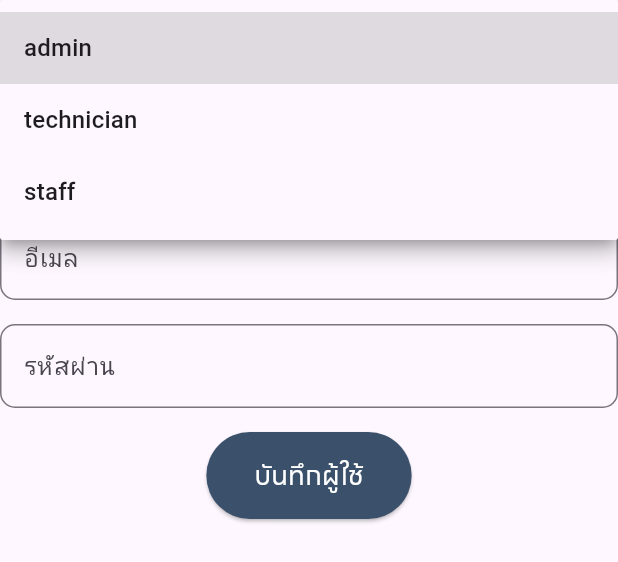
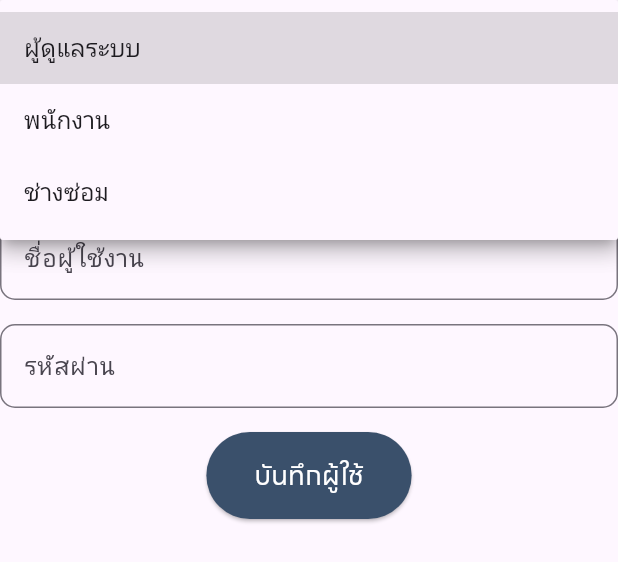
Before and after one commit to xzzdz/hotel_web, a Flutter app: the AddUserForm widget shown alone on an empty page, opened directly with empty values, after a tap on "ตำแหน่ง", on a phone screen of 412 x 824 dp. Shown: the top 562 px of the screen. Run offline on Flutter 3.47's test engine with Material 3 defaults, Android fonts, the light colour scheme and no system bars; our stand-ins replace fl_chart, shared_preferences; accounts and stored records are empty; network calls fail.

```diff
--- a/lib/constant/form_add_users.dart
+++ b/lib/constant/form_add_users.dart
@@ -41,7 +41,7 @@ class _AddUserFormState extends State<AddUserForm> {
               labelText: 'ตำแหน่ง',
               border: OutlineInputBorder(),
             ),
-            items: ['admin', 'technician', 'staff'].map((role) {
+            items: ['ผู้ดูแลระบบ', 'พนักงาน', 'ช่างซ่อม'].map((role) {
               return DropdownMenuItem<String>(
                 value: role,
                 child: Text(role),
@@ -65,14 +65,14 @@ class _AddUserFormState extends State<AddUserForm> {
           TextFormField(
             controller: widget.nameController,
             decoration: const InputDecoration(
-              labelText: 'ชื่อ',
+              labelText: 'ชื่อ - นามสกุล',
               border: OutlineInputBorder(
                 borderRadius: BorderRadius.all(Radius.circular(10.0)),
               ),
             ),
             validator: (value) {
               if (value == null || value.isEmpty) {
-                return 'กรุณากรอกชื่อ';
+                return 'กรุณากรอกชื่อ - นามสกุล';
               }
               return null;
             },
@@ -83,14 +83,14 @@ class _AddUserFormState extends State<AddUserForm> {
           TextFormField(
             controller: widget.emailController,
             decoration: const InputDecoration(
-              labelText: 'อีเมล',
+              labelText: 'ชื่อผู้ใช้งาน',
               border: OutlineInputBorder(
                 borderRadius: BorderRadius.all(Radius.circular(10.0)),
               ),
             ),
             validator: (value) {
               if (value == null || value.isEmpty) {
-                return 'กรุณากรอกอีเมล';
+                return 'กรุณากรอกชื่อผู้ใช้งาน';
               }
               return null;
             },
--- a/lib/constant/sidebar.dart
+++ b/lib/constant/sidebar.dart
@@ -80,7 +80,7 @@ class Sidebar extends StatelessWidget {
             ),
           ),
           // เงื่อนไขสำหรับการแสดงเมนูจัดการผู้ใช้งาน
-          if (role == "admin") ...[
+          if (role == "ผู้ดูแลระบบ") ...[
             ListTile(
               leading: const Icon(Icons.dashboard),
               title: const Text("รายงานสรุป",
@@ -125,7 +125,7 @@ class Sidebar extends StatelessWidget {
           ),
           const Divider(),
           // เงื่อนไขสำหรับการแสดงเมนูจัดการผู้ใช้งาน
-          if (role == "admin") ...[
+          if (role == "ผู้ดูแลระบบ") ...[
             ListTile(
               leading: const Icon(Icons.person),
               title: const Text("จัดการผู้ใช้งาน",
--- a/lib/screens/detail.dart
+++ b/lib/screens/detail.dart
@@ -53,6 +53,7 @@ class _DetailState extends State<Detail> {
         setState(() {
           currentStatus = data['report']['status'];
           assignedTo = data['report']['assigned_to'];
+          username = data['report']['username']; // ดึงข้อมูล username
         });
       } else {
         _showSnackBar('เกิดข้อผิดพลาด: ${data['message']}');
@@ -143,20 +144,23 @@ class _DetailState extends State<Detail> {
                         child: ListView(
                           children: [
                             _buildDetailItem('รหัสแจ้งซ่อม', widget.item['id']),
+                            _buildDetailItem(
+                                'ผู้แจ้ง', username ?? '-'), // ใช้ username
                             _buildDetailItem('ประเภท', widget.item['type']),
                             _buildDetailItem(
                                 'รายละเอียด', widget.item['detail']),
                             _buildDetailItem('สถานะ', currentStatus ?? '-'),
                             _buildDetailItem('วันที่แจ้ง', widget.item['date']),
+
                             if (assignedTo != null && assignedTo!.isNotEmpty)
                               _buildDetailItem('ผู้รับงาน', assignedTo ?? '-'),
                             const SizedBox(height: 20),
-                            // ปุ่ม Action
-                            if (currentStatus == "รอดำเนินการ")
-                              _buildActionButton("รับงาน", "กำลังดำเนินการ"),
-                            if (currentStatus == "กำลังดำเนินการ" &&
-                                assignedTo == currentUserName)
-                              _buildActionButton("เสร็จสิ้น", "เสร็จสิ้น"),
+                            // // ปุ่ม Action
+                            // if (currentStatus == "รอดำเนินการ")
+                            //   _buildActionButton("รับงาน", "กำลังดำเนินการ"),
+                            // if (currentStatus == "กำลังดำเนินการ" &&
+                            //     assignedTo == currentUserName)
+                            //   _buildActionButton("เสร็จสิ้น", "เสร็จสิ้น"),//////function รับงานและเสร็จสิ้น
                           ],
                         ),
                       ),
--- a/lib/screens/login.dart
+++ b/lib/screens/login.dart
@@ -55,7 +55,7 @@ class _LoginState extends State<Login> {
     } else if (data['status'] == "success") {
       // print("Name from API: ${data['name']}"); // ตรวจสอบค่าที่ได้จาก API
       String role = data['role']; // รับค่า role จาก API
-      if (role == "admin" || role == "staff") {
+      if (role == "ผู้ดูแลระบบ" || role == "พนักงาน") {
         // บันทึกชื่อผู้ใช้ลงใน shared_preferences
         SharedPreferences prefs = await SharedPreferences.getInstance();
         await prefs.setBool('isLoggedIn', true);
--- a/lib/screens/manageusers.dart
+++ b/lib/screens/manageusers.dart
@@ -22,9 +22,9 @@ class _AddUsersState extends State<ManageUsers> {
   String? selectedRole = 'ทั้งหมด';
   List<String> roles = [
     'ทั้งหมด',
-    'admin',
-    'staff',
-    'technician',
+    'ผู้ดูแลระบบ',
+    'พนักงาน',
+    'ช่างซ่อม',
   ];
 
   List<dynamic> users = [];
@@ -356,9 +356,10 @@ class _AddUsersState extends State<ManageUsers> {
                                                               emailController,
                                                           decoration:
                                                               const InputDecoration(
-                                                            labelText: 'อีเมล',
+                                                            labelText:
+                                                                'ชื่อผู้ใช้งาน',
                                                             hintText:
-                                                                'ใส่อีเมล',
+                                                                'ใส่ชื่อผู้ใช้งาน',
                                                             border:
                                                                 UnderlineInputBorder(),
                                                           ),
@@ -367,7 +368,7 @@ class _AddUsersState extends State<ManageUsers> {
                                                                 value
                                                                     .trim()
                                                                     .isEmpty) {
-                                                              return 'กรุณาใส่อีเมล';
+                                                              return 'กรุณาใส่ชื่อผู้ใช้งาน';
                                                             }
 
                                                             return null;
@@ -387,9 +388,9 @@ class _AddUsersState extends State<ManageUsers> {
                                                                   .text
                                                               : null,
                                                           items: [
-                                                            'admin',
-                                                            'technician',
-                                                            'staff'
+                                                            'ผู้ดูแลระบบ',
+                                                            'พนักงาน',
+                                                            'ช่างซ่อม'
                                                           ].map((role) {
                                                             return DropdownMenuItem(
                                                               value: role,
@@ -402,7 +403,8 @@ class _AddUsersState extends State<ManageUsers> {
                                                           },
                                                           decoration:
                                                               const InputDecoration(
-                                                            labelText: 'Role',
+                                                            labelText:
+                                                                'ตำแหน่งงาน',
                                                             border:
                                                                 UnderlineInputBorder(),
                                                           ),
@@ -411,7 +413,7 @@ class _AddUsersState extends State<ManageUsers> {
                                                                 value
                                                                     .trim()
                                                                     .isEmpty) {
-                                                              return 'กรุณาเลือก Role';
+                                                              return 'กรุณาเลือก ตำแหน่งงาน';
                                                             }
                                                             return null;
                                                           },
@@ -427,7 +429,7 @@ class _AddUsersState extends State<ManageUsers> {
                                                           decoration:
                                                               const InputDecoration(
                                                             labelText:
-                                                                'รหัสผ่านใหม่ (ไม่บังคับ)',
+                                                                'รหัสผ่านใหม่',
                                                             hintText:
                                                                 'ใส่รหัสผ่านใหม่',
                                                             border:
@@ -441,13 +443,14 @@ class _AddUsersState extends State<ManageUsers> {
                                                   actions: [
                                                     TextButton(
                                                       child:
-                                                          const Text('Cancel'),
+                                                          const Text('ยกเลิก'),
                                                       onPressed: () =>
                                                           Navigator.of(context)
                                                               .pop(),
                                                     ),
                                                     TextButton(
-                                                      child: const Text('Save'),
+                                                      child:
+                                                          const Text('บันทึก'),
                                                       onPressed: () {
                                                         // ตรวจสอบว่าฟอร์มถูกต้องหรือไม่
                                                         if (formKey
```
Also changed, not shown: lib/screens/add_report.dart (+36 -32 lines).
